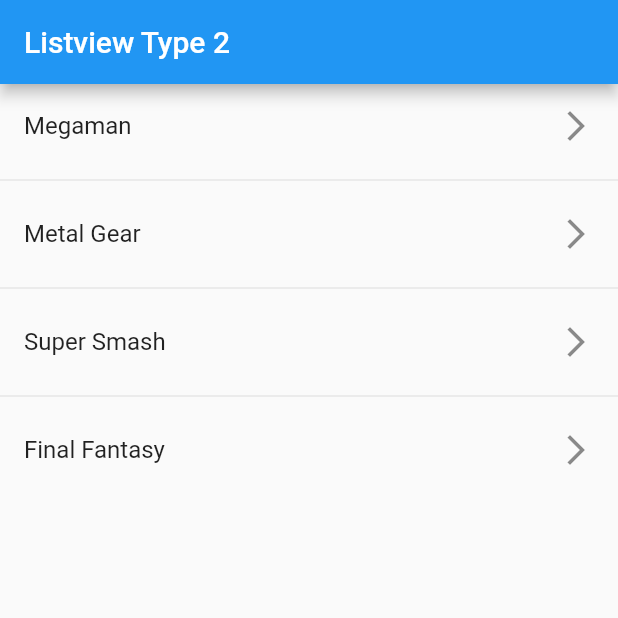
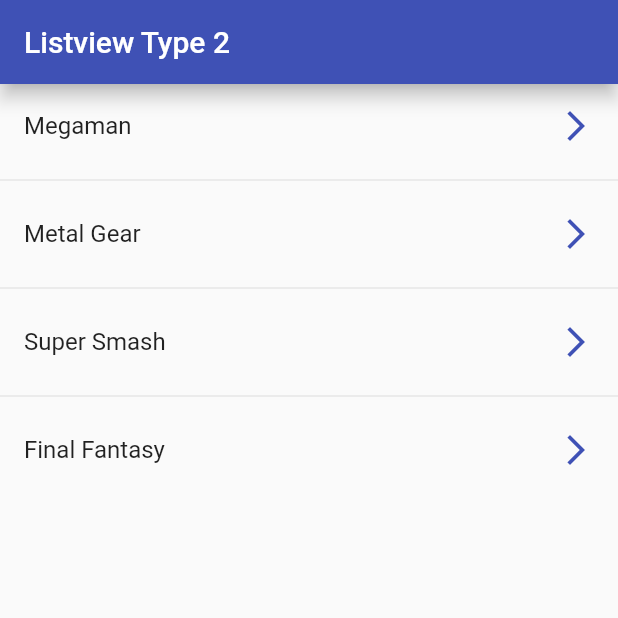
Before and after one commit to BryanParada/flComponents, a Flutter app: the screen it shows after launch, on a phone screen of 412 x 824 dp, the top half of it. Run offline on Flutter 3.47's test engine with Material 2 defaults, Android fonts, the phone set to English and light mode, and no system bars.

Commit message:
F67 - Taps about ListTiles - style AppBar

```diff
--- a/lib/screens/listview2_screen.dart
+++ b/lib/screens/listview2_screen.dart
@@ -13,15 +13,21 @@ class Listview2Screen extends StatelessWidget {
     return Scaffold(
       appBar: AppBar(
         title: const Text('Listview Type 2'),
+        elevation: 5,
+        backgroundColor: Colors.indigo,
       ),
       body: ListView.separated(
         itemCount: options.length,
         itemBuilder: (context, i) => ListTile(
                     title: Text(options[i]),
-                    trailing: const Icon( Icons.arrow_forward_ios_outlined)), //Text(options[index])
-        separatorBuilder: ( _, __ ) => const Divider())
-
-
+                    trailing: const Icon( Icons.arrow_forward_ios_outlined, color: Colors.indigo), //Text(options[index])
+                    onTap: () {
+                      final game = options[i];
+                      print(game);
+                    },
+      ),
+        separatorBuilder: ( _, __ ) => const Divider(),
+        )
     );
   }
 }
```
